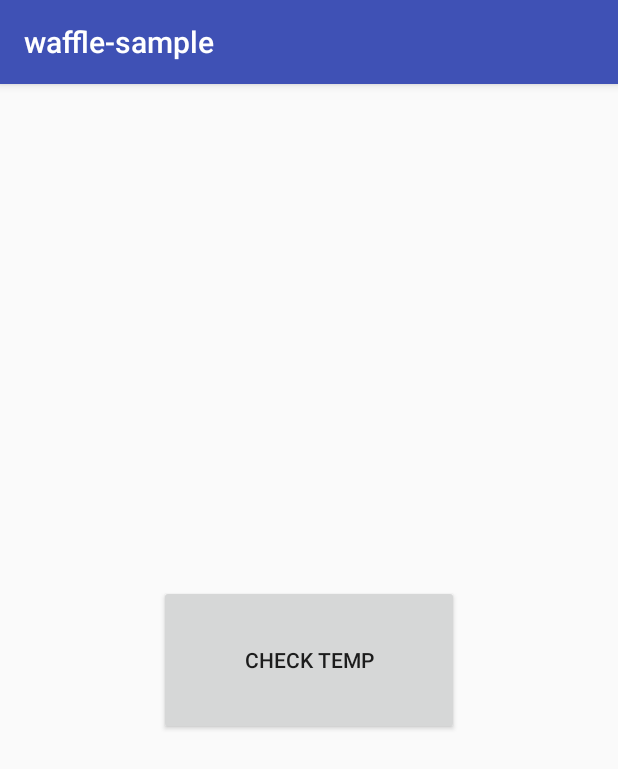
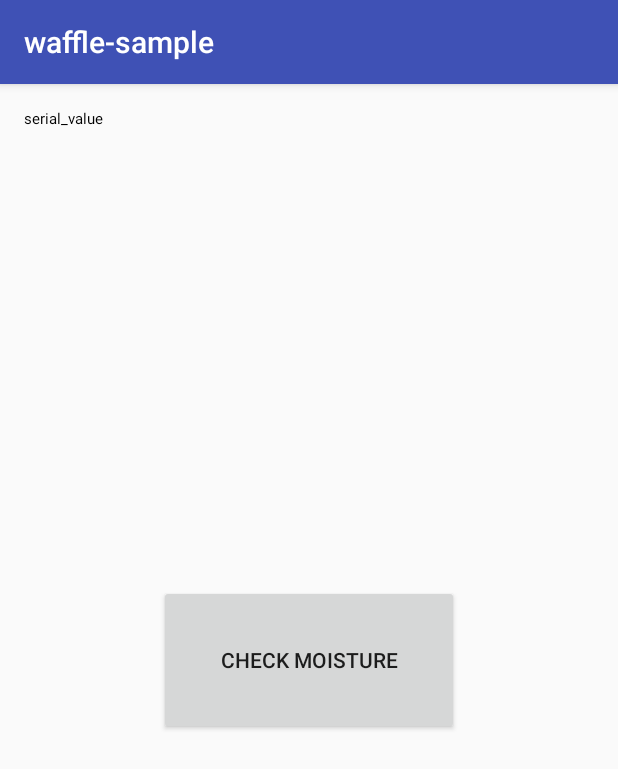
Before and after one commit to shanonim/waffle-android, an Android app: the screen it shows after launch (MainActivity), on a phone screen of 412 x 824 dp. Shown: the top 769 px of the screen. Run offline under Robolectric (Android 15) with nearby library versions, the phone set to English and light mode, and no system bars.

Commit message:
💪 [update] get serial-value logic

```diff
--- a/app/src/main/AndroidManifest.xml
+++ b/app/src/main/AndroidManifest.xml
@@ -1,6 +1,8 @@
 <?xml version="1.0" encoding="utf-8"?>
 <manifest xmlns:android="http://schemas.android.com/apk/res/android"
     package="com.shanonim.waffle_sample">
+
+    <uses-permission android:name="android.permission.WRITE_EXTERNAL_STORAGE" />
 
     <application
         android:allowBackup="true"
--- a/app/src/main/res/layout/activity_main.xml
+++ b/app/src/main/res/layout/activity_main.xml
@@ -1,6 +1,7 @@
 <?xml version="1.0" encoding="utf-8"?>
 <RelativeLayout xmlns:android="http://schemas.android.com/apk/res/android"
     xmlns:tools="http://schemas.android.com/tools"
+    android:id="@+id/layout_main_activity"
     android:layout_width="match_parent"
     android:layout_height="match_parent"
     android:paddingBottom="@dimen/activity_vertical_margin"
@@ -9,6 +10,14 @@
     android:paddingTop="@dimen/activity_vertical_margin"
     tools:context="com.shanonim.waffle_sample.MainActivity">
 
+    <TextView
+        android:id="@+id/text_view_serial_data"
+        android:layout_width="wrap_content"
+        android:layout_height="wrap_content"
+        android:textColor="@android:color/black"
+        android:textSize="10dp"
+        android:text="serial_value"/>
+
     <Button
         android:id="@+id/button_main"
         android:layout_width="wrap_content"
@@ -16,5 +25,6 @@
         android:layout_centerInParent="true"
         android:width="200dp"
         android:height="100dp"
-        android:text="check temp" />
+        android:text="check moisture" />
+
 </RelativeLayout>
```
Also changed, not shown: app/src/main/java/com/shanonim/waffle_sample/ErrorReporter.java (added, +41 -0 lines), app/src/main/java/com/shanonim/waffle_sample/MainActivity.java (+75 -6 lines).
